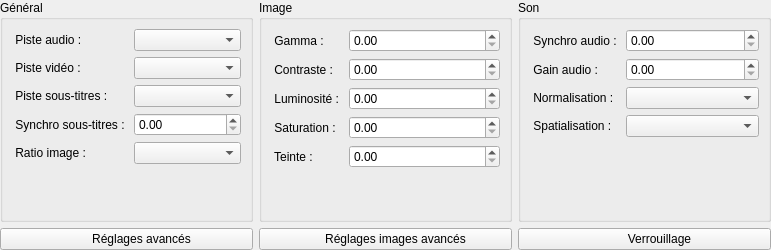
cinemaouvert/OPP, file src/parameterswidget.ui: the form before one commit.
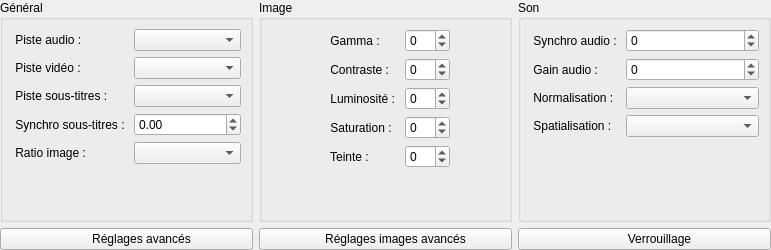
The form after the commit. Icons and pictures are not drawn.

Commit message: Parameters : modification style

```diff
--- a/src/parameterswidget.ui
+++ b/src/parameterswidget.ui
@@ -40,6 +40,9 @@
         <layout class="QVBoxLayout" name="verticalLayout">
          <item>
           <layout class="QFormLayout" name="formLayout_4">
+           <property name="formAlignment">
+            <set>Qt::AlignHCenter|Qt::AlignTop</set>
+           </property>
            <item row="0" column="0">
             <widget class="QLabel" name="pisteAudioLabel">
              <property name="text">
@@ -78,7 +81,11 @@
             </widget>
            </item>
            <item row="3" column="1">
-            <widget class="QDoubleSpinBox" name="snchroDoubleSpinBox"/>
+            <widget class="QDoubleSpinBox" name="snchroDoubleSpinBox">
+             <property name="minimum">
+              <double>-99.900000000000006</double>
+             </property>
+            </widget>
            </item>
            <item row="4" column="0">
             <widget class="QLabel" name="ratioImageLabel">
@@ -129,6 +136,9 @@
         <layout class="QVBoxLayout" name="verticalLayout_5">
          <item>
           <layout class="QFormLayout" name="formLayout">
+           <property name="formAlignment">
+            <set>Qt::AlignHCenter|Qt::AlignTop</set>
+           </property>
            <item row="0" column="0">
             <widget class="QLabel" name="gammaLabel">
              <property name="text">
@@ -136,9 +146,6 @@
              </property>
             </widget>
            </item>
-           <item row="0" column="1">
-            <widget class="QDoubleSpinBox" name="gammaDoubleSpinBox"/>
-           </item>
            <item row="1" column="0">
             <widget class="QLabel" name="contrastLabel">
              <property name="text">
@@ -146,9 +153,6 @@
              </property>
             </widget>
            </item>
-           <item row="1" column="1">
-            <widget class="QDoubleSpinBox" name="contrastDoubleSpinBox"/>
-           </item>
            <item row="2" column="0">
             <widget class="QLabel" name="luminositLabel">
              <property name="text">
@@ -156,9 +160,6 @@
              </property>
             </widget>
            </item>
-           <item row="2" column="1">
-            <widget class="QDoubleSpinBox" name="luminositDoubleSpinBox"/>
-           </item>
            <item row="3" column="0">
             <widget class="QLabel" name="saturationLabel">
              <property name="text">
@@ -166,9 +167,6 @@
              </property>
             </widget>
            </item>
-           <item row="3" column="1">
-            <widget class="QDoubleSpinBox" name="saturationDoubleSpinBox"/>
-           </item>
            <item row="4" column="0">
             <widget class="QLabel" name="teinteLabel">
              <property name="text">
@@ -176,8 +174,70 @@
              </property>
             </widget>
            </item>
+           <item row="0" column="1">
+            <widget class="QSpinBox" name="gammaSpinBox">
+             <property name="sizePolicy">
+              <sizepolicy hsizetype="Maximum" vsizetype="Fixed">
+               <horstretch>0</horstretch>
+               <verstretch>0</verstretch>
+              </sizepolicy>
+             </property>
+             <property name="minimum">
+              <number>-99</number>
+             </property>
+            </widget>
+           </item>
+           <item row="1" column="1">
+            <widget class="QSpinBox" name="contrastSpinBox">
+             <property name="sizePolicy">
+              <sizepolicy hsizetype="Maximum" vsizetype="Fixed">
+               <horstretch>0</horstretch>
+               <verstretch>0</verstretch>
+              </sizepolicy>
+             </property>
+             <property name="minimum">
+              <number>-99</number>
+             </property>
+            </widget>
+           </item>
+           <item row="2" column="1">
+            <widget class="QSpinBox" name="luminositSpinBox">
+             <property name="sizePolicy">
+              <sizepolicy hsizetype="Maximum" vsizetype="Fixed">
+               <horstretch>0</horstretch>
+               <verstretch>0</verstretch>
+              </sizepolicy>
+             </property>
+             <property name="minimum">
+              <number>-99</number>
+             </property>
+            </widget>
+           </item>
+           <item row="3" column="1">
+            <widget class="QSpinBox" name="saturationSpinBox">
+             <property name="sizePolicy">
+              <sizepolicy hsizetype="Maximum" vsizetype="Fixed">
+               <horstretch>0</horstretch>
+               <verstretch>0</verstretch>
+              </sizepolicy>
+             </property>
+             <property name="minimum">
+              <number>-99</number>
+             </property>
+            </widget>
+           </item>
            <item row="4" column="1">
-            <widget class="QDoubleSpinBox" name="teinteDoubleSpinBox"/>
+            <widget class="QSpinBox" name="teinteSpinBox">
+             <property name="sizePolicy">
+              <sizepolicy hsizetype="Maximum" vsizetype="Fixed">
+               <horstretch>0</horstretch>
+               <verstretch>0</verstretch>
+              </sizepolicy>
+             </property>
+             <property name="minimum">
+              <number>-99</number>
+             </property>
+            </widget>
            </item>
           </layout>
          </item>
@@ -224,6 +284,9 @@
            <property name="fieldGrowthPolicy">
             <enum>QFormLayout::AllNonFixedFieldsGrow</enum>
            </property>
+           <property name="formAlignment">
+            <set>Qt::AlignHCenter|Qt::AlignTop</set>
+           </property>
            <item row="0" column="0">
             <widget class="QLabel" name="synchroAudioLabel">
              <property name="text">
@@ -231,9 +294,6 @@
              </property>
             </widget>
            </item>
-           <item row="0" column="1">
-            <widget class="QDoubleSpinBox" name="synchroAudioDoubleSpinBox"/>
-           </item>
            <item row="1" column="0">
             <widget class="QLabel" name="gainAudioLabel">
              <property name="text">
@@ -241,9 +301,6 @@
              </property>
             </widget>
            </item>
-           <item row="1" column="1">
-            <widget class="QDoubleSpinBox" name="gainAudioDoubleSpinBox"/>
-           </item>
            <item row="2" column="0">
             <widget class="QLabel" name="normalisationLabel">
              <property name="text">
@@ -264,6 +321,20 @@
            <item row="3" column="1">
             <widget class="QComboBox" name="spatialisationComboBox"/>
            </item>
+           <item row="0" column="1">
+            <widget class="QSpinBox" name="synchroAudioSpinBox">
+             <property name="minimum">
+              <number>-99</number>
+             </property>
+            </widget>
+           </item>
+           <item row="1" column="1">
+            <widget class="QSpinBox" name="gainAudioSpinBox">
+             <property name="minimum">
+              <number>-99</number>
+             </property>
+            </widget>
+           </item>
           </layout>
          </item>
         </layout>
```
Left out of the diff: 9 changed lines with no effect on the pictures.
